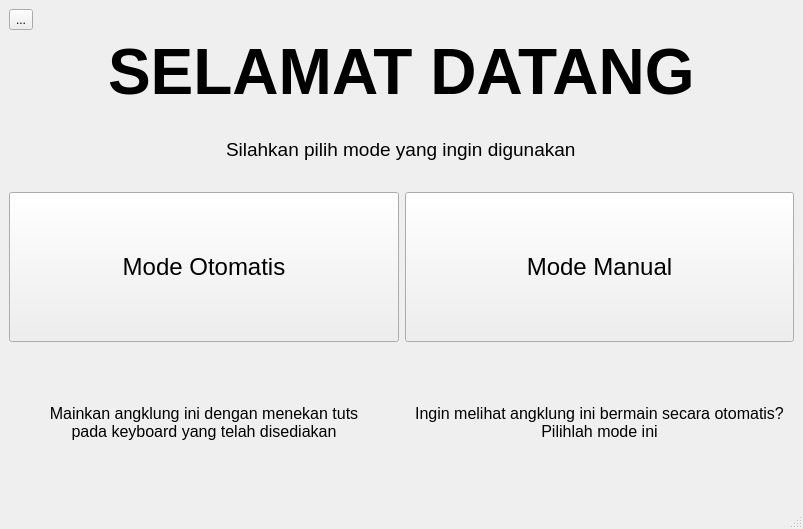
Above: gui_asset/modeOtomatisGUI.ui from theopenhighway/angklungrobot before the change. Below: the same form after it.
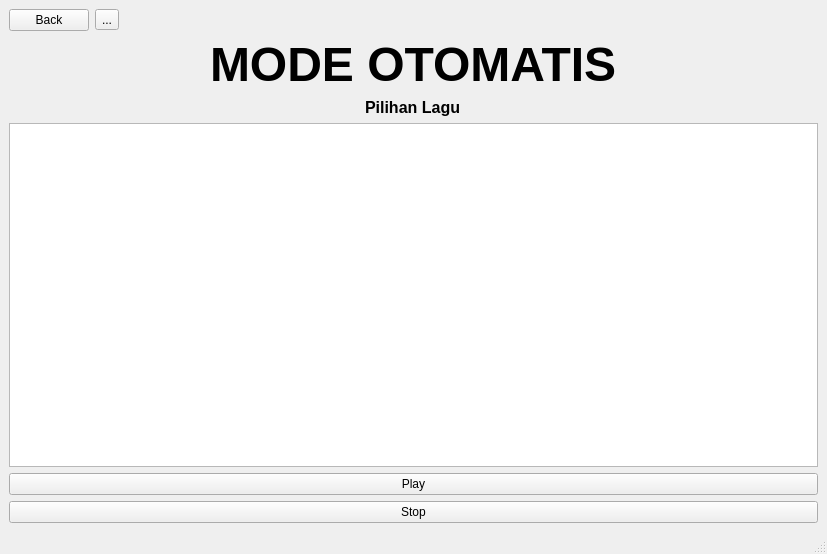
That is the form after the change.

Commit message: move folder

Diff of the .ui file:
```diff
--- a/gui_asset/modeOtomatisGUI.ui
+++ b/gui_asset/modeOtomatisGUI.ui
@@ -6,8 +6,8 @@
    <rect>
     <x>0</x>
     <y>0</y>
-    <width>803</width>
-    <height>529</height>
+    <width>827</width>
+    <height>554</height>
    </rect>
   </property>
   <property name="windowTitle">
@@ -15,122 +15,89 @@
   </property>
   <widget class="QWidget" name="centralwidget">
    <layout class="QVBoxLayout" name="verticalLayout">
-    <item alignment="Qt::AlignLeft">
-     <widget class="QToolButton" name="toolButton">
-      <property name="text">
-       <string>...</string>
-      </property>
-     </widget>
-    </item>
     <item>
-     <layout class="QVBoxLayout" name="verticalLayout_2">
-      <item alignment="Qt::AlignHCenter|Qt::AlignBottom">
-       <widget class="QLabel" name="welcomeText">
-        <property name="font">
-         <font>
-          <pointsize>48</pointsize>
-          <weight>75</weight>
-          <bold>true</bold>
-         </font>
-        </property>
-        <property name="text">
-         <string>SELAMAT DATANG</string>
-        </property>
-       </widget>
-      </item>
-      <item alignment="Qt::AlignHCenter|Qt::AlignVCenter">
-       <widget class="QLabel" name="instructionText">
-        <property name="font">
-         <font>
-          <pointsize>14</pointsize>
-         </font>
-        </property>
-        <property name="text">
-         <string>Silahkan pilih mode yang ingin digunakan</string>
-        </property>
-       </widget>
-      </item>
-     </layout>
-    </item>
-    <item>
-     <layout class="QHBoxLayout" name="horizontalLayout_2">
-      <item>
-       <widget class="QPushButton" name="modeOtomatis">
+     <layout class="QFormLayout" name="formLayout_3">
+      <property name="sizeConstraint">
+       <enum>QLayout::SetDefaultConstraint</enum>
+      </property>
+      <item row="0" column="0">
+       <widget class="QPushButton" name="backButton">
         <property name="sizePolicy">
-         <sizepolicy hsizetype="Minimum" vsizetype="Preferred">
+         <sizepolicy hsizetype="Minimum" vsizetype="Fixed">
           <horstretch>0</horstretch>
           <verstretch>0</verstretch>
          </sizepolicy>
         </property>
-        <property name="font">
-         <font>
-          <pointsize>18</pointsize>
-         </font>
-        </property>
         <property name="text">
-         <string>Mode Otomatis</string>
+         <string>Back</string>
         </property>
        </widget>
       </item>
-      <item>
-       <widget class="QPushButton" name="modeManual">
-        <property name="sizePolicy">
-         <sizepolicy hsizetype="Minimum" vsizetype="Preferred">
-          <horstretch>0</horstretch>
-          <verstretch>0</verstretch>
-         </sizepolicy>
-        </property>
-        <property name="font">
-         <font>
-          <pointsize>18</pointsize>
-         </font>
-        </property>
+      <item row="0" column="1">
+       <widget class="QToolButton" name="toolButton">
         <property name="text">
-         <string>Mode Manual</string>
+         <string>...</string>
         </property>
        </widget>
       </item>
      </layout>
     </item>
+    <item alignment="Qt::AlignHCenter|Qt::AlignVCenter">
+     <widget class="QLabel" name="modeOtomatisTitle">
+      <property name="font">
+       <font>
+        <pointsize>36</pointsize>
+        <weight>75</weight>
+        <bold>true</bold>
+       </font>
+      </property>
+      <property name="text">
+       <string>MODE OTOMATIS</string>
+      </property>
+     </widget>
+    </item>
+    <item alignment="Qt::AlignHCenter|Qt::AlignVCenter">
+     <widget class="QLabel" name="label">
+      <property name="font">
+       <font>
+        <pointsize>12</pointsize>
+        <weight>75</weight>
+        <bold>true</bold>
+       </font>
+      </property>
+      <property name="text">
+       <string>Pilihan Lagu</string>
+      </property>
+     </widget>
+    </item>
     <item>
      <layout class="QHBoxLayout" name="horizontalLayout_3">
       <item>
-       <widget class="QLabel" name="manualText">
-        <property name="font">
-         <font>
-          <pointsize>12</pointsize>
-         </font>
-        </property>
-        <property name="text">
-         <string>&lt;html&gt;&lt;head/&gt;&lt;body&gt;&lt;p align=&quot;center&quot;&gt;Mainkan angklung ini dengan menekan tuts &lt;br/&gt;pada keyboard yang telah disediakan&lt;/p&gt;&lt;/body&gt;&lt;/html&gt;</string>
-        </property>
-       </widget>
+       <widget class="QListWidget" name="listWidget"/>
       </item>
+     </layout>
+    </item>
+    <item>
+     <layout class="QHBoxLayout" name="horizontalLayout_11">
       <item>
-       <widget class="QLabel" name="otomatisText">
-        <property name="sizePolicy">
-         <sizepolicy hsizetype="Preferred" vsizetype="Minimum">
-          <horstretch>0</horstretch>
-          <verstretch>0</verstretch>
-         </sizepolicy>
-        </property>
-        <property name="font">
-         <font>
-          <pointsize>12</pointsize>
-         </font>
-        </property>
-        <property name="tabletTracking">
-         <bool>false</bool>
-        </property>
+       <widget class="QPushButton" name="pushButton">
         <property name="text">
-         <string>&lt;html&gt;&lt;head/&gt;&lt;body&gt;&lt;p align=&quot;center&quot;&gt;Ingin melihat angklung ini bermain secara otomatis? &lt;br/&gt;Pilihlah mode ini&lt;/p&gt;&lt;/body&gt;&lt;/html&gt;</string>
+         <string>Play</string>
         </property>
        </widget>
       </item>
      </layout>
     </item>
+    <item>
+     <widget class="QPushButton" name="stopButton">
+      <property name="text">
+       <string>Stop</string>
+      </property>
+     </widget>
+    </item>
    </layout>
   </widget>
+  <widget class="QStatusBar" name="statusbar"/>
   <widget class="QMenuBar" name="menubar">
    <property name="geometry">
     <rect>
@@ -141,7 +108,6 @@
     </rect>
    </property>
   </widget>
-  <widget class="QStatusBar" name="statusbar"/>
  </widget>
  <resources/>
  <connections/>
```
Left out of the diff: 4 changed lines with no effect on the pictures. The commit also changes 2 other files.
